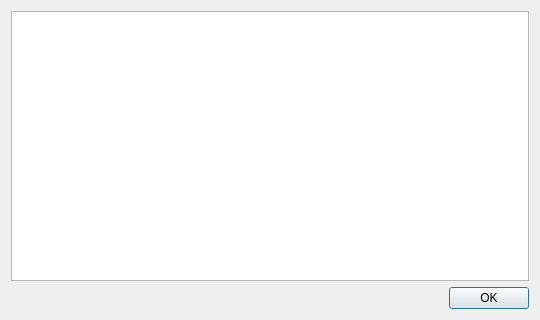
Above: dialogs/fundlistdialog.ui from caxapyk/TPointer before the change. Below: the same form after it.
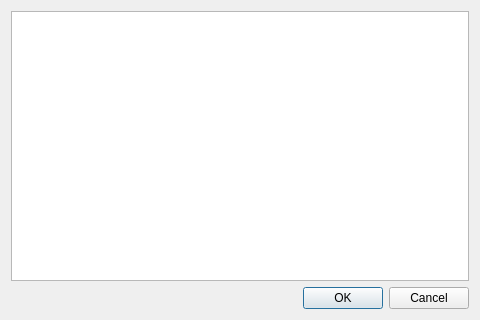
That is the form after the change. Icons and pictures are not drawn.

Commit message: refactoring node dialogs

```diff
--- a/dialogs/fundlistdialog.ui
+++ b/dialogs/fundlistdialog.ui
@@ -9,13 +9,13 @@
    <rect>
     <x>0</x>
     <y>0</y>
-    <width>540</width>
+    <width>480</width>
     <height>320</height>
    </rect>
   </property>
   <property name="minimumSize">
    <size>
-    <width>540</width>
+    <width>480</width>
     <height>320</height>
    </size>
   </property>
@@ -44,9 +44,18 @@
      <property name="selectionBehavior">
       <enum>QAbstractItemView::SelectRows</enum>
      </property>
+     <property name="showGrid">
+      <bool>true</bool>
+     </property>
      <property name="sortingEnabled">
       <bool>true</bool>
      </property>
+     <attribute name="verticalHeaderVisible">
+      <bool>false</bool>
+     </attribute>
+     <attribute name="verticalHeaderHighlightSections">
+      <bool>false</bool>
+     </attribute>
     </widget>
    </item>
    <item>
@@ -55,7 +64,7 @@
    <item>
     <widget class="QDialogButtonBox" name="buttonBox">
      <property name="standardButtons">
-      <set>QDialogButtonBox::Ok</set>
+      <set>QDialogButtonBox::Cancel|QDialogButtonBox::Ok</set>
      </property>
     </widget>
    </item>
```
Left out of the diff: 20 changed lines with no effect on the pictures. The commit also changes 60 other files.
